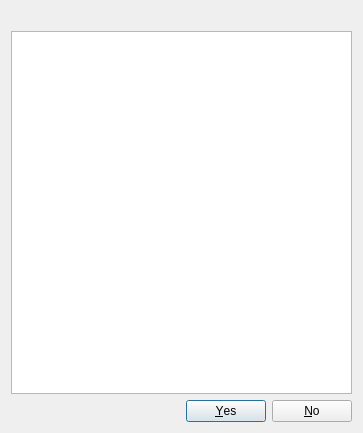
qt-creator/qt-creator, file src/plugins/coreplugin/dialogs/addtovcsdialog.ui: the form before one commit.
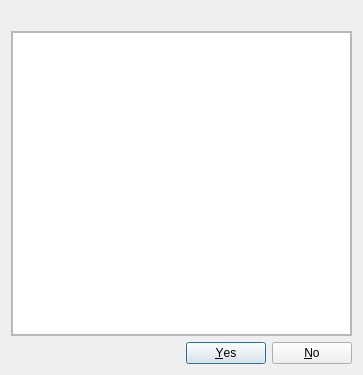
The form after the commit.

Commit message:
Vcs: Add scrollbar to AddToVcsDialog
This makes it handle adding a long list of files more gracefully.

Task-number: QTCREATORBUG-8467

Patch:
```diff
--- a/src/plugins/coreplugin/dialogs/addtovcsdialog.ui
+++ b/src/plugins/coreplugin/dialogs/addtovcsdialog.ui
@@ -7,7 +7,7 @@
     <x>0</x>
     <y>0</y>
     <width>363</width>
-    <height>433</height>
+    <height>375</height>
    </rect>
   </property>
   <property name="minimumSize">
@@ -25,7 +25,7 @@
   <property name="windowTitle">
    <string>Dialog</string>
   </property>
-  <layout class="QVBoxLayout" name="verticalLayout">
+  <layout class="QVBoxLayout" name="verticalLayout_2">
    <item>
     <widget class="QLabel" name="addFilesLabel">
      <property name="text">
@@ -34,6 +34,33 @@
     </widget>
    </item>
    <item>
+    <widget class="QScrollArea" name="scrollArea">
+     <property name="widgetResizable">
+      <bool>true</bool>
+     </property>
+     <widget class="QWidget" name="scrollAreaWidgetContents">
+      <property name="geometry">
+       <rect>
+        <x>0</x>
+        <y>0</y>
+        <width>341</width>
+        <height>300</height>
+       </rect>
+      </property>
+      <layout class="QVBoxLayout" name="verticalLayout">
+       <property name="leftMargin">
+        <number>0</number>
+       </property>
+       <property name="topMargin">
+        <number>0</number>
+       </property>
+       <property name="rightMargin">
+        <number>0</number>
+       </property>
+       <property name="bottomMargin">
+        <number>0</number>
+       </property>
+       <item>
     <widget class="QListWidget" name="filesListWidget">
      <property name="selectionMode">
       <enum>QAbstractItemView::NoSelection</enum>
@@ -41,6 +68,10 @@
      <property name="selectionBehavior">
       <enum>QAbstractItemView::SelectRows</enum>
      </property>
+        </widget>
+       </item>
+      </layout>
+     </widget>
     </widget>
    </item>
    <item>
```
Lines whose indentation alone changed are shown as unchanged.
